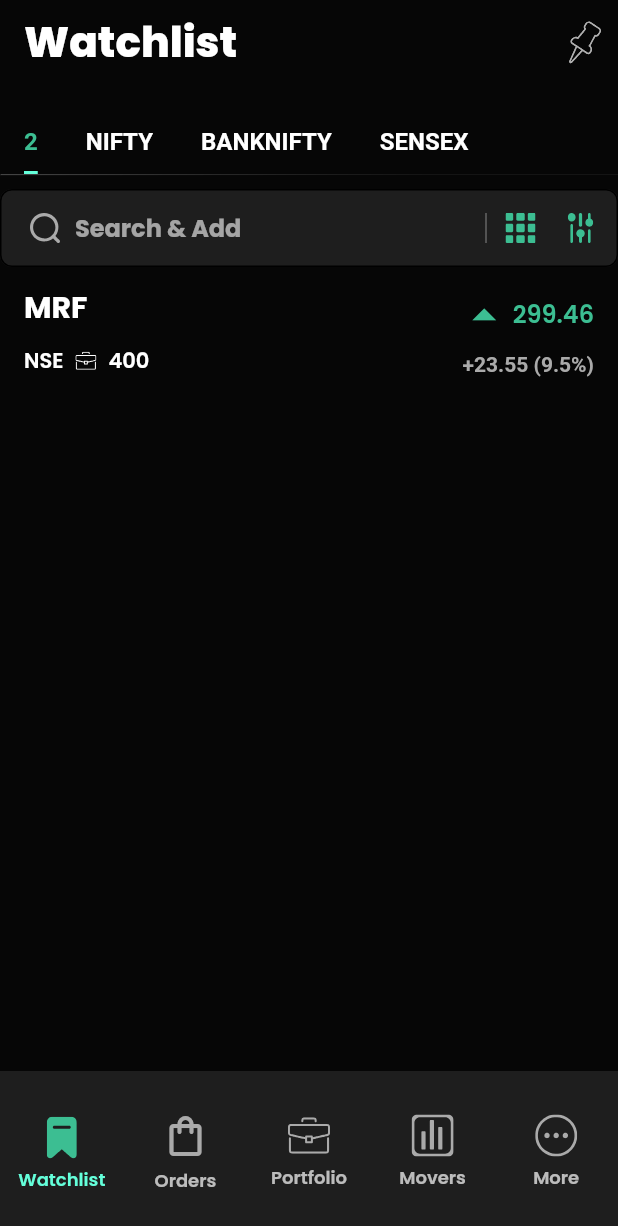
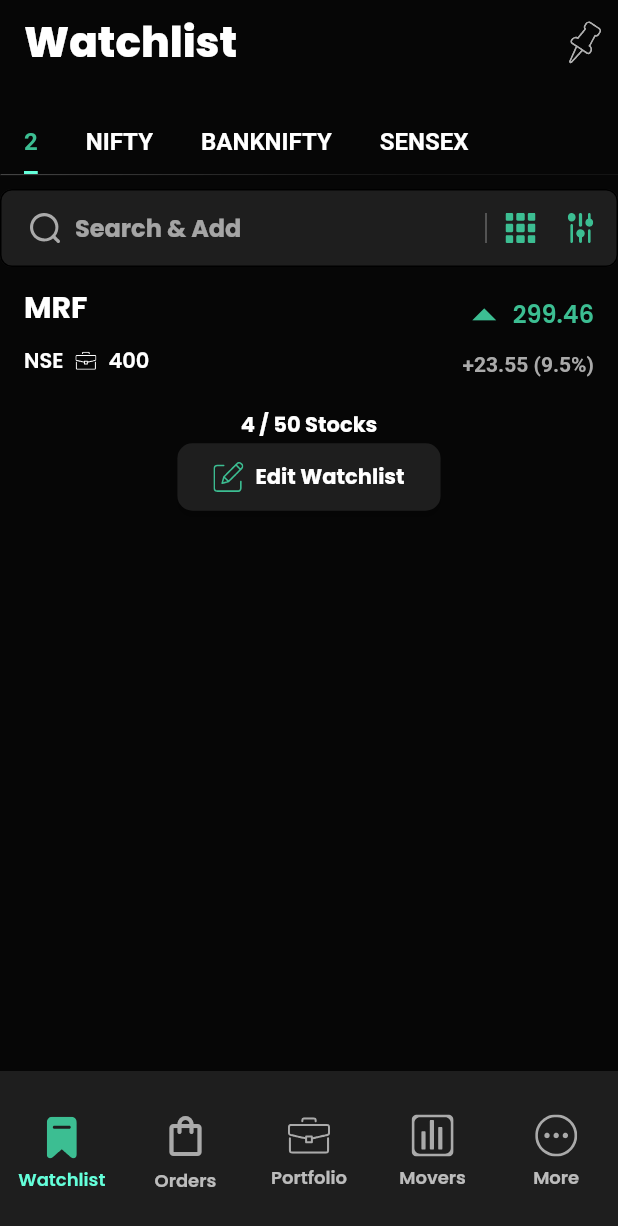
Before and after one commit to MuneerAhamed01/iouring_trading_app, a Flutter app: the screen it shows after launch, on a phone screen of 412 x 824 dp. Shown: the top 1226 px of the screen. Run offline on Flutter 3.47's test engine with Material 3 defaults, Android fonts, the phone set to English and light mode, and no system bars; our stand-ins replace flutter_bloc, flutter_svg, go_router, google_fonts.

Commit message:
feat: components completed

```diff
--- /dev/null
+++ b/lib/config/theme/elevated_button.dart
@@ -0,0 +1,21 @@
+import 'package:flutter/material.dart';
+import 'package:iouring_trading_app/config/theme/colors.dart';
+
+class MyElevatedButtonThemeData extends ElevatedButtonThemeData {
+  const MyElevatedButtonThemeData();
+
+  @override
+  ButtonStyle? get style {
+    return ButtonStyle(
+      backgroundColor: WidgetStatePropertyAll(MyColors.bottomNavBackground),
+      padding: WidgetStatePropertyAll(
+        EdgeInsets.symmetric(horizontal: 24, vertical: 12),
+      ),
+      shape: WidgetStatePropertyAll(
+        RoundedRectangleBorder(
+          borderRadius: BorderRadius.circular(10),
+        ),
+      ),
+    );
+  }
+}
--- a/lib/core/utils/images.dart
+++ b/lib/core/utils/images.dart
@@ -1,11 +1,12 @@
 // Generated file. Do not edit.
-// Generated on 2025-01-18 12:08:37.807508
+// Generated on 2025-01-18 14:14:36.297985
 
 const String kSvgsActiveHome = 'assets/svgs/active_home.svg';
 const String kSvgsActiveMore = 'assets/svgs/active_more.svg';
 const String kSvgsActiveMovers = 'assets/svgs/active_movers.svg';
 const String kSvgsActiveOrders = 'assets/svgs/active_orders.svg';
 const String kSvgsActivePortfolio = 'assets/svgs/active_portfolio.svg';
+const String kSvgsEdit = 'assets/svgs/edit.svg';
 const String kSvgsFilter = 'assets/svgs/filter.svg';
 const String kSvgsInactiveHome = 'assets/svgs/inactive_home.svg';
 const String kSvgsInactiveMore = 'assets/svgs/inactive_more.svg';
--- a/lib/features/watchlists/presentation/pages/watchlist_page.dart
+++ b/lib/features/watchlists/presentation/pages/watchlist_page.dart
@@ -26,6 +26,33 @@ class WatchListPage extends StatelessWidget {
                 lastPrice: 100.20,
                 holedStocks: 40,
               ),
+              SizedBox(height: 10),
+              Text(
+                "4 / 50 Stocks",
+                style: TextStyle(
+                  color: Colors.white,
+                  fontWeight: FontWeight.bold,
+                ),
+              ),
+              ElevatedButton.icon(
+                onPressed: () {},
+                icon: SvgPicture.asset(
+                  kSvgsEdit,
+                  height: 20,
+                  width: 20,
+                  colorFilter: ColorFilter.mode(
+                    MyColors.primary,
+                    BlendMode.srcIn,
+                  ),
+                ),
+                label: Text(
+                  'Edit Watchlist',
+                  style: TextStyle(
+                    color: Colors.white,
+                    fontWeight: FontWeight.bold,
+                  ),
+                ),
+              )
             ],
           ),
         ),
--- a/lib/main.dart
+++ b/lib/main.dart
@@ -2,6 +2,7 @@ import 'package:flutter/material.dart';
 import 'package:google_fonts/google_fonts.dart';
 import 'package:iouring_trading_app/config/routes/routes.dart';
 import 'package:iouring_trading_app/config/theme/colors.dart';
+import 'package:iouring_trading_app/config/theme/elevated_button.dart';
 
 void main() {
   runApp(const MainApp());
@@ -16,13 +17,7 @@ class MainApp extends StatelessWidget {
       theme: ThemeData.dark(useMaterial3: false).copyWith(
         textTheme: GoogleFonts.poppinsTextTheme(),
         scaffoldBackgroundColor: MyColors.scaffoldBackground,
-        listTileTheme: ListTileThemeData(
-          titleTextStyle: TextStyle(
-            color: Colors.white,
-            fontWeight: FontWeight.w600,
-            fontSize: 20,
-          ),
-        ),
+        elevatedButtonTheme: MyElevatedButtonThemeData(),
       ),
       routerConfig: routes,
     );
```
Also changed, not shown: assets/svgs/edit.svg (added).
